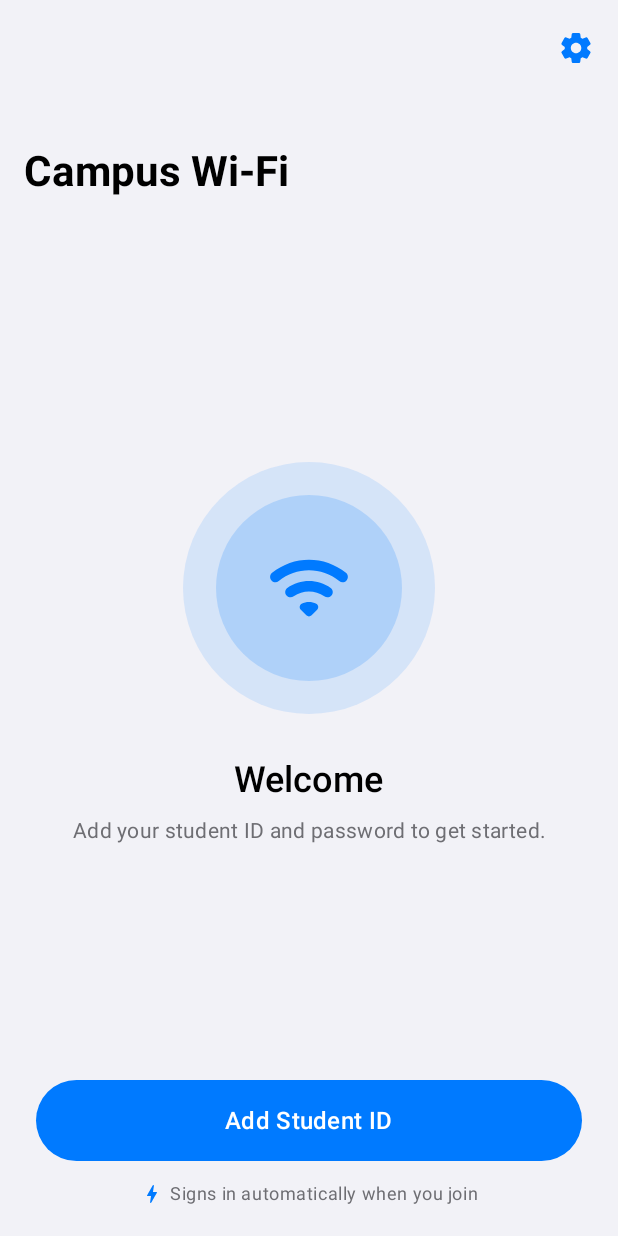
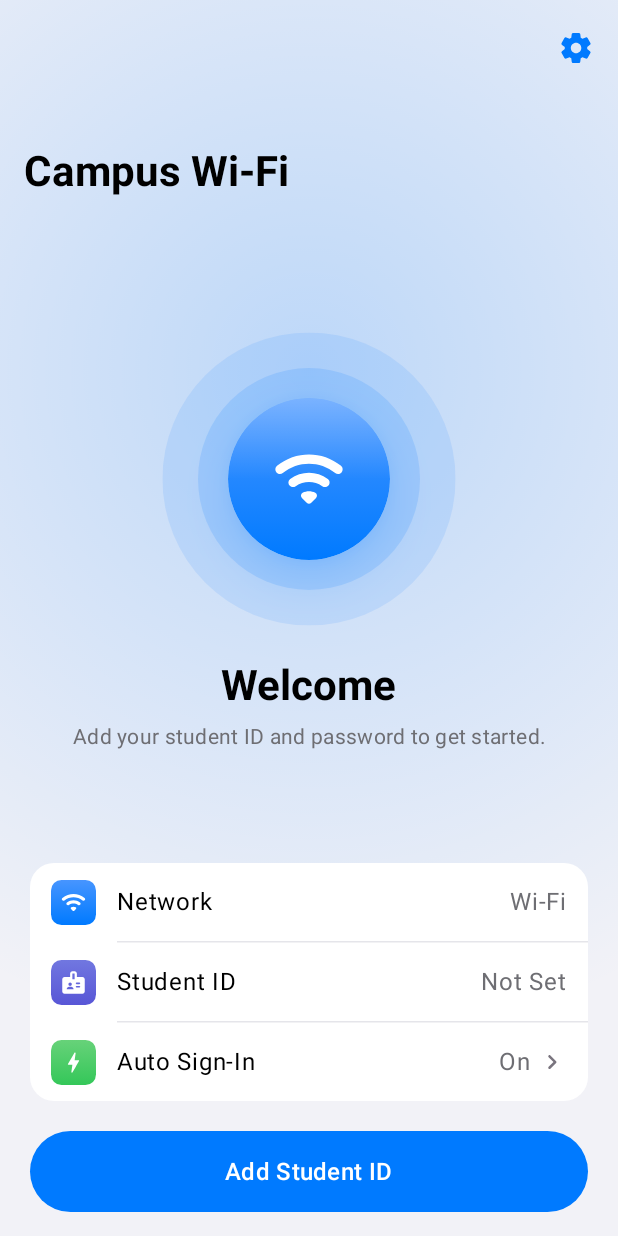
Before and after one commit to Jy2005ov0/WifiConnect, an Android app built with Jetpack Compose: the screen it shows after launch (MainActivity), after a tap on "Done", on a phone screen of 412 x 824 dp. Run offline under Robolectric (Android 15) with nearby library versions, the phone set to English and light mode, and no system bars; pictures from the network do not load.

Commit message:
Refine design: status glow, glassy badge and Settings-style details card
Both apps get a soft radial glow in the status color, a raised badge
with a subtle highlight, and an inset card showing the network, student
ID and auto sign-in, in the style of the iOS Settings app.

Co-Authored-By: Claude Opus 5.5 <noreply@anthropic.com>
Claude-Session: https://claude.ai/code/session_01Fb1aEFpn68NneTNbqQWaRb

```diff
--- a/android/app/src/main/java/com/wificonnect/app/MainScreen.kt
+++ b/android/app/src/main/java/com/wificonnect/app/MainScreen.kt
@@ -14,7 +14,22 @@ import androidx.compose.animation.fadeOut
 import androidx.compose.animation.scaleIn
 import androidx.compose.animation.togetherWith
 import androidx.compose.foundation.background
-import androidx.compose.foundation.layout.Arrangement
+import androidx.compose.foundation.clickable
+import androidx.compose.foundation.layout.heightIn
+import androidx.compose.foundation.layout.widthIn
+import androidx.compose.foundation.shape.RoundedCornerShape
+import androidx.compose.material.icons.automirrored.rounded.KeyboardArrowRight
+import androidx.compose.material.icons.rounded.Badge
+import androidx.compose.material3.HorizontalDivider
+import androidx.compose.material3.Surface
+import androidx.compose.ui.draw.drawBehind
+import androidx.compose.ui.draw.scale
+import androidx.compose.ui.draw.shadow
+import androidx.compose.ui.geometry.Offset
+import androidx.compose.ui.graphics.Brush
+import androidx.compose.ui.graphics.lerp
+import androidx.compose.ui.graphics.vector.ImageVector
+import androidx.compose.ui.text.style.TextOverflow
 import androidx.compose.foundation.layout.Box
 import androidx.compose.foundation.layout.Column
 import androidx.compose.foundation.layout.Row
@@ -65,7 +80,6 @@ fun MainScreen(
 ) {
     val context = LocalContext.current
     val view = LocalView.current
-    val autoLogin = PortalSettings.load(context).autoLogin
 
     LaunchedEffect(state) {
         val feedback = when {
@@ -76,8 +90,22 @@ fun MainScreen(
         feedback?.let { view.performHapticFeedback(it) }
     }
 
+    val tint by animateColorAsState(state.tint(MaterialTheme.colorScheme.primary), tween(600), label = "tint")
+    val background = MaterialTheme.colorScheme.background
+
     Scaffold(
-        containerColor = MaterialTheme.colorScheme.background,
+        containerColor = Color.Transparent,
+        modifier = Modifier.drawBehind {
+            drawRect(background)
+            // A soft glow in the status color behind the badge.
+            drawRect(
+                Brush.radialGradient(
+                    colors = listOf(tint.copy(alpha = 0.22f), Color.Transparent),
+                    center = Offset(size.width / 2, size.height * 0.3f),
+                    radius = size.width * 1.1f,
+                )
+            )
+        },
         topBar = {
             LargeTopAppBar(
                 title = { Text("Campus Wi-Fi", fontWeight = FontWeight.Bold) },
@@ -87,8 +115,8 @@ fun MainScreen(
                     }
                 },
                 colors = TopAppBarDefaults.largeTopAppBarColors(
-                    containerColor = MaterialTheme.colorScheme.background,
-                    scrolledContainerColor = MaterialTheme.colorScheme.background,
+                    containerColor = Color.Transparent,
+                    scrolledContainerColor = Color.Transparent,
                 ),
             )
         },
@@ -97,35 +125,61 @@ fun MainScreen(
             modifier = Modifier
                 .fillMaxSize()
                 .padding(padding)
-                .padding(horizontal = 24.dp),
+                .padding(horizontal = 20.dp),
             horizontalAlignment = Alignment.CenterHorizontally,
         ) {
             Spacer(Modifier.weight(1f))
 
-            StatusBadge(state)
+            StatusBadge(state, tint)
 
-            Spacer(Modifier.height(28.dp))
+            Spacer(Modifier.height(26.dp))
             Text(
                 text = title(state, hasCredentials),
-                style = MaterialTheme.typography.headlineSmall,
-                fontWeight = FontWeight.SemiBold,
+                style = MaterialTheme.typography.headlineMedium,
+                fontWeight = FontWeight.Bold,
             )
-            Spacer(Modifier.height(8.dp))
+            Spacer(Modifier.height(6.dp))
             Text(
                 text = subtitle(state, hasCredentials),
                 style = MaterialTheme.typography.bodyMedium,
                 color = MaterialTheme.colorScheme.onSurfaceVariant,
                 textAlign = TextAlign.Center,
-                modifier = Modifier.padding(horizontal = 8.dp),
+                modifier = Modifier.padding(horizontal = 12.dp),
             )
 
             Spacer(Modifier.weight(1f))
+
+            Surface(
+                shape = RoundedCornerShape(16.dp),
+                color = MaterialTheme.colorScheme.surfaceContainer,
+                modifier = Modifier.fillMaxWidth(),
+            ) {
+                Column {
+                    val settings = PortalSettings.load(context)
+                    DetailRow(
+                        Icons.Rounded.Wifi, Blue, "Network",
+                        networkName(context) ?: if (PortalLogin.wifiNetwork(context) != null) "Wi-Fi" else "Not Connected",
+                    )
+                    RowDivider()
+                    DetailRow(
+                        Icons.Rounded.Badge, Indigo, "Student ID",
+                        Credentials.studentId(context).ifEmpty { "Not Set" },
+                    )
+                    RowDivider()
+                    DetailRow(
+                        Icons.Rounded.Bolt, Green, "Auto Sign-In",
+                        if (settings.autoLogin) "On" else "Off",
+                        onClick = onOpenSettings,
+                    )
+                }
+            }
 
             Button(
                 onClick = onConnect,
                 enabled = state != ConnectionState.Working,
                 shape = CircleShape,
                 modifier = Modifier
+                    .padding(top = 20.dp, bottom = 16.dp)
                     .fillMaxWidth()
                     .height(54.dp),
             ) {
@@ -139,49 +193,54 @@ fun MainScreen(
                     fontWeight = FontWeight.SemiBold,
                 )
             }
-
-            Row(
-                verticalAlignment = Alignment.CenterVertically,
-                horizontalArrangement = Arrangement.Center,
-                modifier = Modifier.padding(top = 14.dp, bottom = 20.dp),
-            ) {
-                Icon(
-                    Icons.Rounded.Bolt,
-                    contentDescription = null,
-                    tint = if (autoLogin) MaterialTheme.colorScheme.primary else MaterialTheme.colorScheme.onSurfaceVariant,
-                    modifier = Modifier.size(16.dp),
-                )
-                Spacer(Modifier.width(4.dp))
-                Text(
-                    text = if (autoLogin) "Signs in automatically when you join" else "Automatic sign-in is off",
-                    style = MaterialTheme.typography.bodySmall,
-                    color = MaterialTheme.colorScheme.onSurfaceVariant,
-                )
-            }
         }
     }
 }
 
 @Composable
-private fun StatusBadge(state: ConnectionState) {
-    val tint by animateColorAsState(
-        targetValue = when (state) {
-            is ConnectionState.Connected -> Green
-            is ConnectionState.Failed -> Orange
-            else -> MaterialTheme.colorScheme.primary
-        },
-        label = "tint",
+private fun StatusBadge(state: ConnectionState, tint: Color) {
+    val transition = rememberInfiniteTransition(label = "badge")
+    val breathing by transition.animateFloat(
+        initialValue = 0.96f,
+        targetValue = 1.04f,
+        animationSpec = infiniteRepeatable(tween(2000), RepeatMode.Reverse),
+        label = "breathing",
     )
-    val pulse by rememberInfiniteTransition(label = "pulse").animateFloat(
+    val pulse by transition.animateFloat(
         initialValue = 1f,
-        targetValue = 0.3f,
+        targetValue = 0.35f,
         animationSpec = infiniteRepeatable(tween(700), RepeatMode.Reverse),
         label = "pulse",
     )
 
     Box(contentAlignment = Alignment.Center) {
-        Circle(168, tint.copy(alpha = 0.12f))
-        Circle(124, tint.copy(alpha = 0.18f))
+        Box(
+            Modifier
+                .size(188.dp)
+                .scale(breathing)
+                .clip(CircleShape)
+                .background(tint.copy(alpha = 0.10f))
+        )
+        Box(
+            Modifier
+                .size(148.dp)
+                .clip(CircleShape)
+                .background(tint.copy(alpha = 0.14f))
+        )
+        Box(
+            Modifier
+                .size(108.dp)
+                .shadow(18.dp, CircleShape, ambientColor = tint, spotColor = tint)
+                .clip(CircleShape)
+                .background(Brush.verticalGradient(listOf(lighten(tint), tint)))
+                // A gentle highlight so the disc reads like glass.
+                .background(
+                    Brush.verticalGradient(
+                        0f to Color.White.copy(alpha = 0.28f),
+                        0.5f to Color.Transparent,
+                    )
+                )
+        )
         AnimatedContent(
             targetState = when (state) {
                 is ConnectionState.Connected -> Icons.Rounded.Check
@@ -194,9 +253,9 @@ private fun StatusBadge(state: ConnectionState) {
             Icon(
                 icon,
                 contentDescription = null,
-                tint = tint,
+                tint = Color.White,
                 modifier = Modifier
-                    .size(60.dp)
+                    .size(52.dp)
                     .alpha(if (state == ConnectionState.Working) pulse else 1f),
             )
         }
@@ -204,13 +263,69 @@ private fun StatusBadge(state: ConnectionState) {
 }
 
 @Composable
-private fun Circle(size: Int, color: Color) {
-    Box(
-        Modifier
-            .size(size.dp)
-            .clip(CircleShape)
-            .background(color)
-    )
+private fun DetailRow(
+    icon: ImageVector,
+    color: Color,
+    title: String,
+    value: String,
+    onClick: (() -> Unit)? = null,
+) {
+    Row(
+        verticalAlignment = Alignment.CenterVertically,
+        modifier = Modifier
+            .fillMaxWidth()
+            .then(if (onClick != null) Modifier.clickable(onClick = onClick) else Modifier)
+            .heightIn(min = 52.dp)
+            .padding(horizontal = 14.dp),
+    ) {
+        Box(
+            contentAlignment = Alignment.Center,
+            modifier = Modifier
+                .size(30.dp)
+                .clip(RoundedCornerShape(7.dp))
+                .background(Brush.verticalGradient(listOf(lighten(color), color))),
+        ) {
+            Icon(icon, contentDescription = null, tint = Color.White, modifier = Modifier.size(18.dp))
+        }
+        Spacer(Modifier.width(14.dp))
+        Text(title, style = MaterialTheme.typography.bodyLarge, modifier = Modifier.weight(1f))
+        Text(
+            value,
+            style = MaterialTheme.typography.bodyLarge,
+            color = MaterialTheme.colorScheme.onSurfaceVariant,
+            maxLines = 1,
+            overflow = TextOverflow.Ellipsis,
+            modifier = Modifier.widthIn(max = 180.dp),
+        )
+        if (onClick != null) {
+            Icon(
+                Icons.AutoMirrored.Rounded.KeyboardArrowRight,
+                contentDescription = null,
+                tint = MaterialTheme.colorScheme.outline,
+                modifier = Modifier.padding(start = 4.dp).size(20.dp),
+            )
+        }
+    }
+}
+
+@Composable
+private fun RowDivider() {
+    HorizontalDivider(Modifier.padding(start = 58.dp), color = MaterialTheme.colorScheme.outlineVariant)
+}
+
+private fun lighten(color: Color) = lerp(color, Color.White, 0.18f)
+
+private fun ConnectionState.tint(primary: Color) = when (this) {
+    is ConnectionState.Connected -> Green
+    is ConnectionState.Failed -> Orange
+    else -> primary
+}
+
+/** The joined Wi-Fi's name. Android hides it from apps without location access, so this is often null. */
+@Suppress("DEPRECATION")
+private fun networkName(context: android.content.Context): String? {
+    val wifi = context.applicationContext.getSystemService(android.net.wifi.WifiManager::class.java)
+    return wifi?.connectionInfo?.ssid?.trim('"')?.takeIf { it.isNotEmpty() && it != "<unknown ssid>" }
 }
 
 private fun title(state: ConnectionState, hasCredentials: Boolean) = when (state) {
--- a/android/app/src/main/java/com/wificonnect/app/SettingsScreen.kt
+++ b/android/app/src/main/java/com/wificonnect/app/SettingsScreen.kt
@@ -36,7 +36,7 @@ import androidx.compose.material3.Text
 import androidx.compose.material3.TextButton
 import androidx.compose.material3.TextField
 import androidx.compose.material3.TextFieldDefaults
-import androidx.compose.material3.TopAppBar
+import androidx.compose.material3.CenterAlignedTopAppBar
 import androidx.compose.material3.TopAppBarDefaults
 import androidx.compose.runtime.Composable
 import androidx.compose.runtime.getValue
@@ -82,7 +82,7 @@ fun SettingsScreen(onDone: () -> Unit) {
     Scaffold(
         containerColor = MaterialTheme.colorScheme.background,
         topBar = {
-            TopAppBar(
+            CenterAlignedTopAppBar(
                 title = { Text("Settings", fontWeight = FontWeight.SemiBold) },
                 navigationIcon = {
                     IconButton(onClick = ::saveAndClose) {
@@ -94,7 +94,7 @@ fun SettingsScreen(onDone: () -> Unit) {
                         Text("Done", fontWeight = FontWeight.SemiBold)
                     }
                 },
-                colors = TopAppBarDefaults.topAppBarColors(containerColor = MaterialTheme.colorScheme.background),
+                colors = TopAppBarDefaults.centerAlignedTopAppBarColors(containerColor = MaterialTheme.colorScheme.background),
             )
         },
     ) { padding ->
--- a/android/app/src/main/java/com/wificonnect/app/Theme.kt
+++ b/android/app/src/main/java/com/wificonnect/app/Theme.kt
@@ -36,6 +36,8 @@ private val Dark = darkColorScheme(
     outlineVariant = Color(0xFF38383A),
 )
 
+val Blue = Color(0xFF007AFF)
+val Indigo = Color(0xFF5856D6)
 val Green = Color(0xFF34C759)
 val Orange = Color(0xFFFF9500)
 
```
Also changed, not shown: 1 other file.
